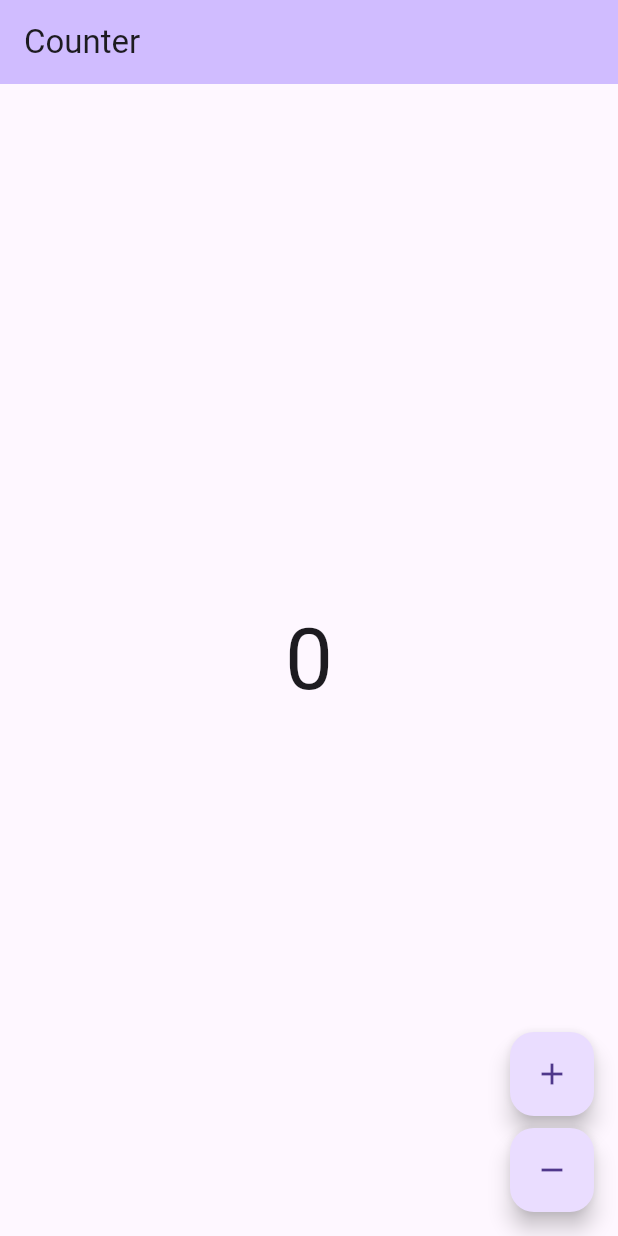
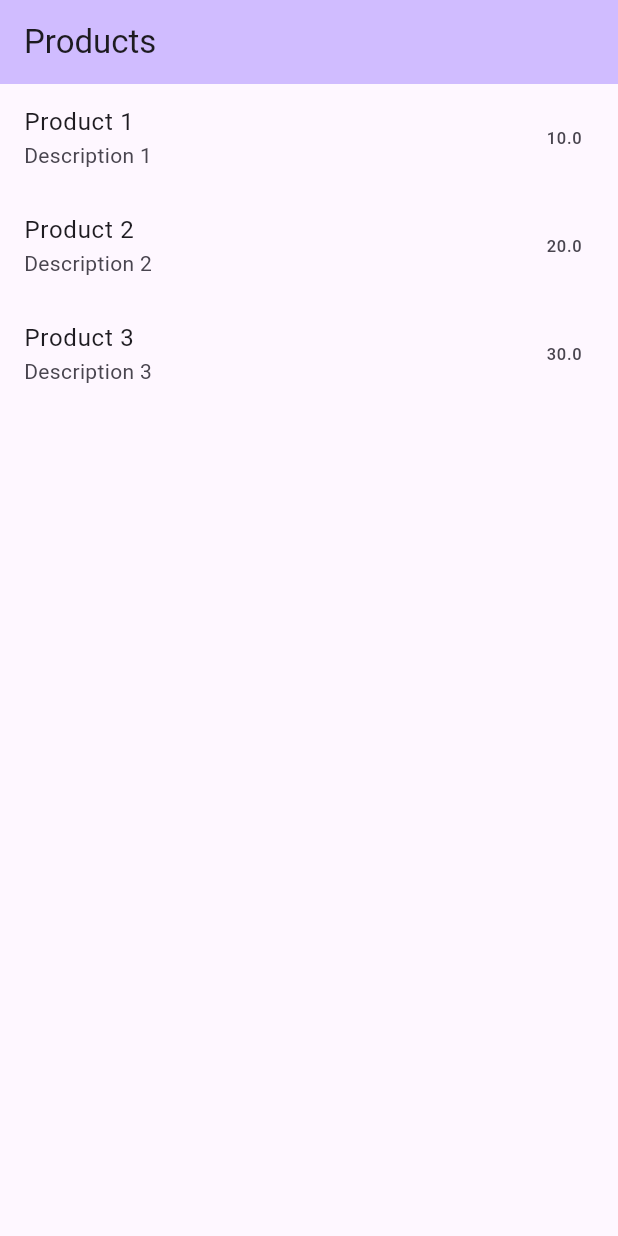
Before and after one commit to SamuelMauricioL/bloc_macros, a Flutter app: the screen it shows after launch, on a phone screen of 412 x 824 dp. Run offline on Flutter 3.47's test engine with Material 3 defaults, Android fonts, the phone set to English and light mode, and no system bars; our stand-ins replace bloc, equatable, flutter_bloc; generated files the repository leaves out were written again.

Commit message:
chore: add product list example

```diff
--- a/example/lib/app/view/app.dart
+++ b/example/lib/app/view/app.dart
@@ -1,5 +1,5 @@
-import 'package:example/counter/counter.dart';
 import 'package:example/l10n/l10n.dart';
+import 'package:example/products/views/products_view.dart';
 import 'package:flutter/material.dart';
 
 class App extends StatelessWidget {
@@ -16,7 +16,7 @@ class App extends StatelessWidget {
       ),
       localizationsDelegates: AppLocalizations.localizationsDelegates,
       supportedLocales: AppLocalizations.supportedLocales,
-      home: const CounterPage(),
+      home: const ProductsView(),
     );
   }
 }
--- a/example/lib/counter/counter.dart
+++ /dev/null
@@ -1,2 +0,0 @@
-export 'cubit/counter_cubit.dart';
-export 'view/counter_page.dart';
--- a/example/lib/counter/cubit/counter_cubit.dart
+++ /dev/null
@@ -1,8 +0,0 @@
-import 'package:bloc/bloc.dart';
-
-class CounterCubit extends Cubit<int> {
-  CounterCubit() : super(0);
-
-  void increment() => emit(state + 1);
-  void decrement() => emit(state - 1);
-}
--- a/example/lib/counter/view/counter_page.dart
+++ /dev/null
@@ -1,55 +0,0 @@
-import 'package:example/counter/counter.dart';
-import 'package:example/l10n/l10n.dart';
-import 'package:flutter/material.dart';
-import 'package:flutter_bloc/flutter_bloc.dart';
-
-class CounterPage extends StatelessWidget {
-  const CounterPage({super.key});
-
-  @override
-  Widget build(BuildContext context) {
-    return BlocProvider(
-      create: (_) => CounterCubit(),
-      child: const CounterView(),
-    );
-  }
-}
-
-class CounterView extends StatelessWidget {
-  const CounterView({super.key});
-
-  @override
-  Widget build(BuildContext context) {
-    final l10n = context.l10n;
-    return Scaffold(
-      appBar: AppBar(title: Text(l10n.counterAppBarTitle)),
-      body: const Center(child: CounterText()),
-      floatingActionButton: Column(
-        mainAxisAlignment: MainAxisAlignment.end,
-        crossAxisAlignment: CrossAxisAlignment.end,
-        children: [
-          FloatingActionButton(
-            onPressed: () => context.read<CounterCubit>().increment(),
-            child: const Icon(Icons.add),
-          ),
-          const SizedBox(height: 8),
-          FloatingActionButton(
-            onPressed: () => context.read<CounterCubit>().decrement(),
-            child: const Icon(Icons.remove),
-          ),
-        ],
-      ),
-    );
-  }
-}
-
-class CounterText extends StatelessWidget {
-  const CounterText({super.key});
-
-  @override
-  Widget build(BuildContext context) {
-    final theme = Theme.of(context);
-    final count = context.select((CounterCubit cubit) => cubit.state);
-    return Text('$count', style: theme.textTheme.displayLarge);
-  }
-}
--- /dev/null
+++ b/example/lib/products/bloc/products_bloc.dart
@@ -0,0 +1,48 @@
+import 'dart:async';
+
+import 'package:bloc/bloc.dart';
+import 'package:equatable/equatable.dart';
+import 'package:example/products/entities/product.dart';
+
+part 'products_event.dart';
+part 'products_state.dart';
+
+class ProductsBloc extends Bloc<ProductsEvent, ProductsState> {
+  ProductsBloc() : super(const ProductsState()) {
+    on<ProductsLoad>(_onLoad);
+  }
+
+  Future<void> _onLoad(ProductsLoad event, Emitter<ProductsState> emit) async {
+    emit(state.copyWith(status: ProductsStatus.loading));
+
+    try {
+      final products = await Future.delayed(
+        const Duration(seconds: 1),
+        () => [
+          const Product(
+            id: '1',
+            name: 'Product 1',
+            description: 'Description 1',
+            price: 10,
+          ),
+          const Product(
+            id: '2',
+            name: 'Product 2',
+            description: 'Description 2',
+            price: 20,
+          ),
+          const Product(
+            id: '3',
+            name: 'Product 3',
+            description: 'Description 3',
+            price: 30,
+          ),
+        ],
+      );
+
+      emit(state.copyWith(status: ProductsStatus.loaded, products: products));
+    } catch (e) {
+      emit(state.copyWith(status: ProductsStatus.error, error: e));
+    }
+  }
+}
--- /dev/null
+++ b/example/lib/products/bloc/products_event.dart
@@ -0,0 +1,12 @@
+part of 'products_bloc.dart';
+
+abstract class ProductsEvent extends Equatable {
+  const ProductsEvent();
+
+  @override
+  List<Object> get props => [];
+}
+
+class ProductsLoad extends ProductsEvent {
+  const ProductsLoad();
+}
--- /dev/null
+++ b/example/lib/products/bloc/products_state.dart
@@ -0,0 +1,30 @@
+part of 'products_bloc.dart';
+
+enum ProductsStatus { loading, loaded, error, orderPlaced }
+
+class ProductsState extends Equatable {
+  const ProductsState({
+    this.status = ProductsStatus.loading,
+    this.products = const [],
+    this.error,
+  });
+
+  final ProductsStatus status;
+  final List<Product> products;
+  final Object? error;
+
+  @override
+  List<Object?> get props => [status, products, error];
+
+  ProductsState copyWith({
+    ProductsStatus? status,
+    List<Product>? products,
+    Object? error,
+  }) {
+    return ProductsState(
+      status: status ?? this.status,
+      products: products ?? this.products,
+      error: error,
+    );
+  }
+}
--- /dev/null
+++ b/example/lib/products/entities/product.dart
@@ -0,0 +1,12 @@
+class Product {
+  const Product({
+    required this.id,
+    required this.name,
+    required this.description,
+    required this.price,
+  });
+  final String id;
+  final String name;
+  final String description;
+  final double price;
+}
--- /dev/null
+++ b/example/lib/products/products.dart
@@ -0,0 +1 @@
+export 'views/products_view.dart';
--- /dev/null
+++ b/example/lib/products/views/products_view.dart
@@ -0,0 +1,48 @@
+import 'package:example/products/bloc/products_bloc.dart';
+import 'package:flutter/material.dart';
+import 'package:flutter_bloc/flutter_bloc.dart';
+
+class ProductsView extends StatelessWidget {
+  const ProductsView({super.key});
+
+  @override
+  Widget build(BuildContext context) {
+    return BlocProvider<ProductsBloc>(
+      create: (_) => ProductsBloc()..add(const ProductsLoad()),
+      child: const ProductsBody(),
+    );
+  }
+}
+
+class ProductsBody extends StatelessWidget {
+  const ProductsBody({super.key});
+
+  @override
+  Widget build(BuildContext context) {
+    return Scaffold(
+      appBar: AppBar(
+        title: const Text('Products'),
+      ),
+      body: BlocBuilder<ProductsBloc, ProductsState>(
+        builder: (context, state) {
+          if (state.status == ProductsStatus.loading) {
+            return const Center(child: CircularProgressIndicator());
+          } else if (state.status == ProductsStatus.loaded) {
+            return ListView.builder(
+              itemCount: state.products.length,
+              itemBuilder: (context, i) {
+                final product = state.products[i];
+                return ListTile(
+                  title: Text(product.name),
+                  subtitle: Text(product.description),
+                  trailing: Text('${product.price}'),
+                );
+              },
+            );
+          }
+          return const Center(child: Text('Something went wrong'));
+        },
+      ),
+    );
+  }
+}
--- a/example/pubspec.yaml
+++ b/example/pubspec.yaml
@@ -8,6 +8,9 @@ environment:
 
 dependencies:
   bloc: ^8.1.4
+  bloc_macros:
+    path: ../
+  equatable: 2.0.7
   flutter:
     sdk: flutter
   flutter_bloc: ^8.1.6
```
Also changed, not shown: 7 other files.
